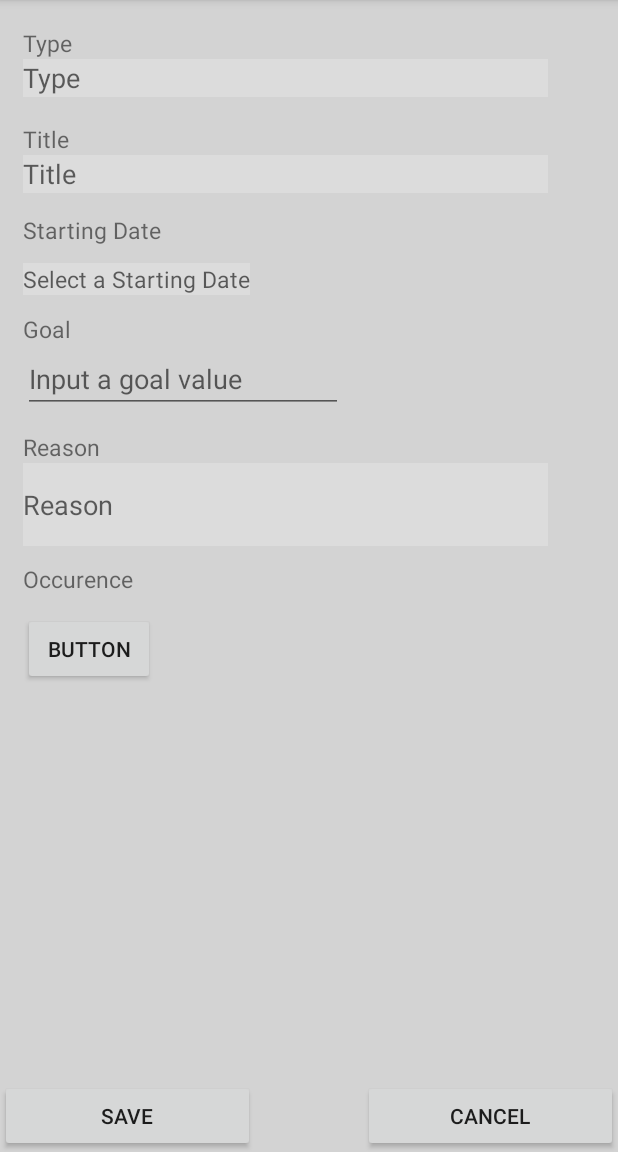
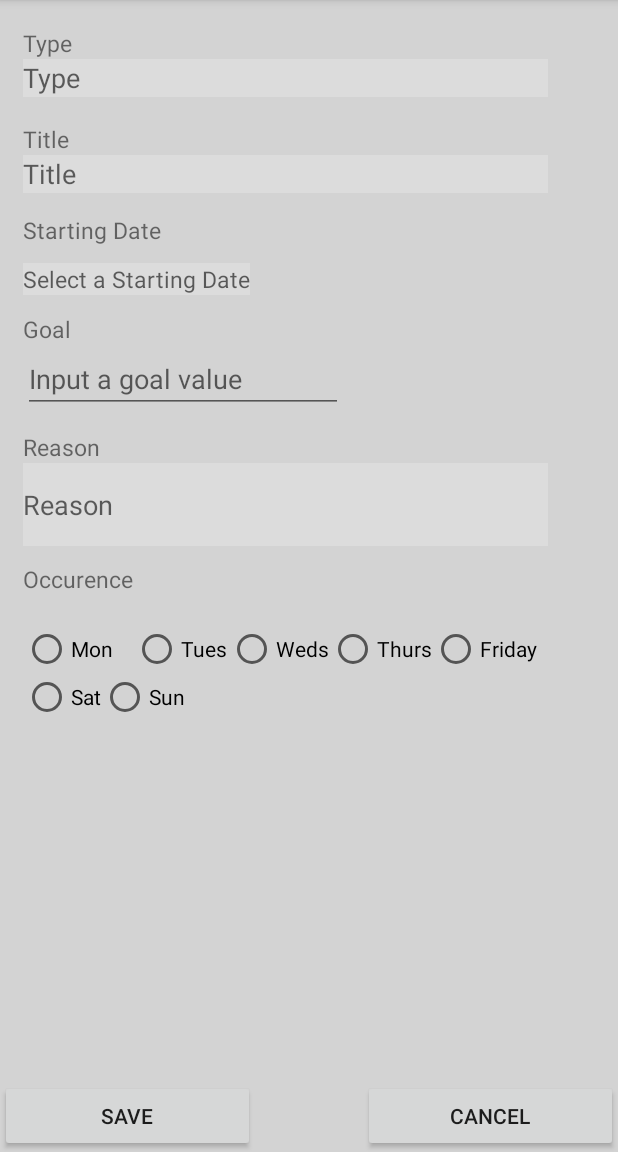
Before and after one commit to ahnguyen03/Quirks, an Android app: the AddQuirkActivity screen opened directly, with no data from a screen before it, on a phone screen of 412 x 824 dp, the part 84-1236 px from its top. Run offline under Robolectric (Android 15) with nearby library versions, the phone set to English and light mode, and no system bars.

Commit message:
added Occurence and serilizable

```diff
--- a/app/src/main/java/cmput301f17t12/quirks/Activities/AddQuirkActivity.java
+++ b/app/src/main/java/cmput301f17t12/quirks/Activities/AddQuirkActivity.java
@@ -11,8 +11,10 @@ import android.view.View;
 import android.widget.Button;
 import android.widget.DatePicker;
 import android.widget.EditText;
+import android.widget.RadioButton;
 import android.widget.TextView;
 
+import java.io.Serializable;
 import java.text.DateFormat;
 import java.text.SimpleDateFormat;
 import java.util.ArrayList;
@@ -20,6 +22,7 @@ import java.util.Calendar;
 import java.util.Date;
 
 import cmput301f17t12.quirks.Enumerations.Day;
+import cmput301f17t12.quirks.Models.Quirk;
 import cmput301f17t12.quirks.R;
 
 public class AddQuirkActivity extends AppCompatActivity {
@@ -34,6 +37,13 @@ public class AddQuirkActivity extends AppCompatActivity {
     private ArrayList<Day> occurence;
     private TextView SelectDate;
     private DatePickerDialog.OnDateSetListener SelectDateListener;
+    public RadioButton radButMon;
+    public RadioButton radButTue;
+    public RadioButton radButWed;
+    public RadioButton radButThur;
+    public RadioButton radButFri;
+    public RadioButton radButSat;
+    public RadioButton radButSun;
 
     @Override
     protected void onCreate(Bundle savedInstanceState) {
@@ -41,11 +51,15 @@ public class AddQuirkActivity extends AppCompatActivity {
         setContentView(R.layout.activity_add_quirk);
         Button Save_but = (Button)findViewById(R.id.SaveBut);
         Button Cancel_but = (Button)findViewById(R.id.Cancelbut);
-
+        radButMon = (RadioButton)findViewById(R.id.radioButMonday);
+        radButTue = (RadioButton)findViewById(R.id.radioButTuesday);
+        radButWed = (RadioButton)findViewById(R.id.radioButWednesday);
+        radButThur = (RadioButton)findViewById(R.id.radioButThursday);
+        radButFri = (RadioButton)findViewById(R.id.radioButFriday);
+        radButSat = (RadioButton)findViewById(R.id.radioButSaturday);
+        radButSun = (RadioButton)findViewById(R.id.radioButSunday);
         SelectDate = (TextView)findViewById(R.id.textViewSelDate);
-
         //Need the date
-        //Need the occurence
 
         SelectDate.setOnClickListener(new View.OnClickListener() {
 
@@ -83,20 +97,20 @@ public class AddQuirkActivity extends AppCompatActivity {
         title = ((EditText)findViewById(R.id.editTitle)).getText().toString();
         reason = ((EditText)findViewById(R.id.editTextReason)).getText().toString();
         goal = ((EditText)findViewById(R.id.editTextGoal)).getText().toString();
+        ArrayList<Day> Quirk_occurence = new ArrayList<Day>();
+
         if(type.equals("")||(title.equals(""))||(goal.equals(""))){
 
         }
 
         else {
-            Log.d(TAG, "saveButtonClicked: the type is " + type + " the title is " + title + " the reason is " + reason);
-            Log.d(TAG, "saveButtonClicked: the date after clicking save is  " + date2);
-            Log.d(TAG, "saveButtonClicked: the goal value is " + goal);
+
+            Quirk_occurence = occurenceItemSelected();
             Intent intent = new Intent();
-            intent.putExtra("Quirk_Type", type);
-            intent.putExtra("Quirk_Title", title);
-            intent.putExtra("Quirk_Reason", reason);
-            intent.putExtra("Quirk_Date",date2);
-            intent.putExtra("Quirk_Goal",goal);
+            Date Date_to_test = new Date();
+            int Quirk_goal = Integer.parseInt(goal);
+            Quirk Quirk_created = new Quirk(title,type,Date_to_test,Quirk_occurence,Quirk_goal);
+            intent.putExtra("Quirk_Created", Quirk_created);
             setResult(1, intent);
             finish();
         }
@@ -114,7 +128,30 @@ public class AddQuirkActivity extends AppCompatActivity {
 
     // TODO:
     // an occurence item was sl
-    private void occurenceItemSelected(Day day){
+    private ArrayList<Day> occurenceItemSelected(){
+        ArrayList<Day> Day = new ArrayList<Day>();
+        if(radButMon.isChecked()){
+            Day.add(cmput301f17t12.quirks.Enumerations.Day.MONDAY);
+        }
+        if(radButTue.isChecked()){
+            Day.add(cmput301f17t12.quirks.Enumerations.Day.TUESDAY);
+        }
+        if(radButWed.isChecked()){
+            Day.add(cmput301f17t12.quirks.Enumerations.Day.WEDNESDAY);
+        }
+        if(radButThur.isChecked()){
+            Day.add(cmput301f17t12.quirks.Enumerations.Day.THURSDAY);
+        }
+        if(radButFri.isChecked()){
+            Day.add(cmput301f17t12.quirks.Enumerations.Day.FRIDAY);
+        }
+        if(radButSat.isChecked()){
+            Day.add(cmput301f17t12.quirks.Enumerations.Day.SATURDAY);
+        }
+        if(radButSun.isChecked()){
+            Day.add(cmput301f17t12.quirks.Enumerations.Day.SUNDAY);
+        }
+     return Day;
     }
 
 }
--- a/app/src/main/java/cmput301f17t12/quirks/Models/Quirk.java
+++ b/app/src/main/java/cmput301f17t12/quirks/Models/Quirk.java
@@ -4,7 +4,7 @@ import android.text.format.DateUtils;
 
 import java.util.ArrayList;
 import java.util.Date;
-
+import java.io.Serializable;
 import cmput301f17t12.quirks.Enumerations.Day;
 import cmput301f17t12.quirks.Interfaces.Newsable;
 
@@ -12,7 +12,7 @@ import cmput301f17t12.quirks.Interfaces.Newsable;
  * Created by thomas on 2017-10-21.
  */
 
-public class Quirk implements Newsable {
+public class Quirk implements Serializable,Newsable{
     private EventList events;
     private String user;
     private String title;
--- a/app/src/main/res/layout/activity_add_quirk.xml
+++ b/app/src/main/res/layout/activity_add_quirk.xml
@@ -14,6 +14,59 @@
         app:layout_constraintTop_toTopOf="parent"
         android:layout_marginTop="4dp">
 
+
+        <RadioButton
+            android:id="@+id/radioButSunday"
+            android:layout_width="wrap_content"
+            android:layout_height="wrap_content"
+            android:layout_below="@+id/radioButMonday"
+            android:layout_toEndOf="@+id/radioButSaturday"
+            android:text="Sun" />
+
+        <RadioButton
+            android:id="@+id/radioButSaturday"
+            android:layout_width="wrap_content"
+            android:layout_height="wrap_content"
+            android:layout_alignStart="@+id/radioButMonday"
+            android:layout_below="@+id/radioButMonday"
+            android:text="Sat" />
+
+        <RadioButton
+            android:id="@+id/radioButFriday"
+            android:layout_width="wrap_content"
+            android:layout_height="wrap_content"
+            android:layout_alignBaseline="@+id/radioButThursday"
+            android:layout_alignBottom="@+id/radioButThursday"
+            android:layout_toEndOf="@+id/radioButThursday"
+            android:text="Friday" />
+
+        <RadioButton
+            android:id="@+id/radioButThursday"
+            android:layout_width="wrap_content"
+            android:layout_height="wrap_content"
+            android:layout_alignBaseline="@+id/radioButWednesday"
+            android:layout_alignBottom="@+id/radioButWednesday"
+            android:layout_toEndOf="@+id/radioButWednesday"
+            android:text="Thurs" />
+
+        <RadioButton
+            android:id="@+id/radioButWednesday"
+            android:layout_width="wrap_content"
+            android:layout_height="wrap_content"
+            android:layout_alignBaseline="@+id/radioButTuesday"
+            android:layout_alignBottom="@+id/radioButTuesday"
+            android:layout_toEndOf="@+id/radioButTuesday"
+            android:text="Weds" />
+
+        <RadioButton
+            android:id="@+id/radioButMonday"
+            android:layout_width="wrap_content"
+            android:layout_height="wrap_content"
+            android:layout_alignStart="@+id/textViewOccurence"
+            android:layout_alignTop="@+id/radioButTuesday"
+            android:text="Mon"
+            android:layout_alignBottom="@+id/radioButTuesday"
+            android:layout_alignEnd="@+id/textViewOccurence" />
 
         <TextView
             android:id="@+id/textViewGoal"
@@ -138,15 +191,6 @@
             android:hint="Type"
             android:inputType="textPersonName" />
 
-        <Button
-            android:id="@+id/button"
-            android:layout_width="wrap_content"
-            android:layout_height="wrap_content"
-            android:text="Button"
-            android:layout_marginTop="12dp"
-            android:layout_below="@+id/textViewOccurence"
-            android:layout_alignStart="@+id/textViewOccurence" />
-
         <EditText
             android:id="@+id/editTextGoal"
             android:layout_width="wrap_content"
@@ -157,6 +201,15 @@
             android:hint="Input a goal value"
             android:inputType="number" />
 
+        <RadioButton
+            android:id="@+id/radioButTuesday"
+            android:layout_width="wrap_content"
+            android:layout_height="wrap_content"
+            android:layout_below="@+id/textViewOccurence"
+            android:layout_marginTop="20dp"
+            android:layout_toEndOf="@+id/radioButMonday"
+            android:text="Tues" />
+
 
     </RelativeLayout>
 
```
